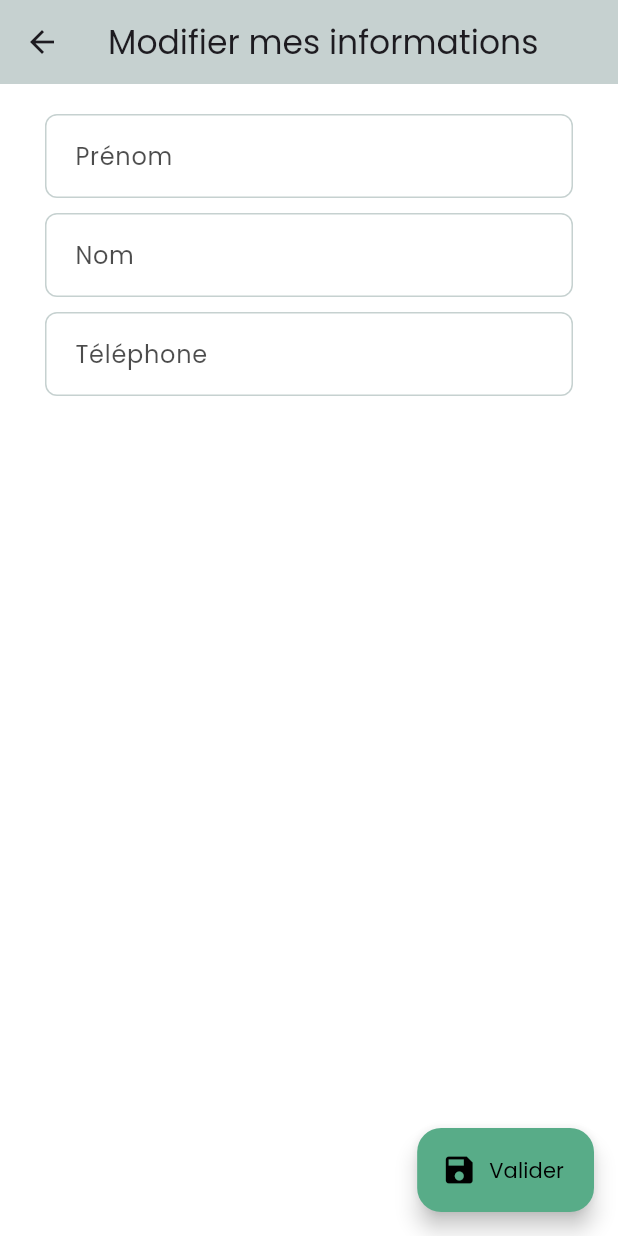
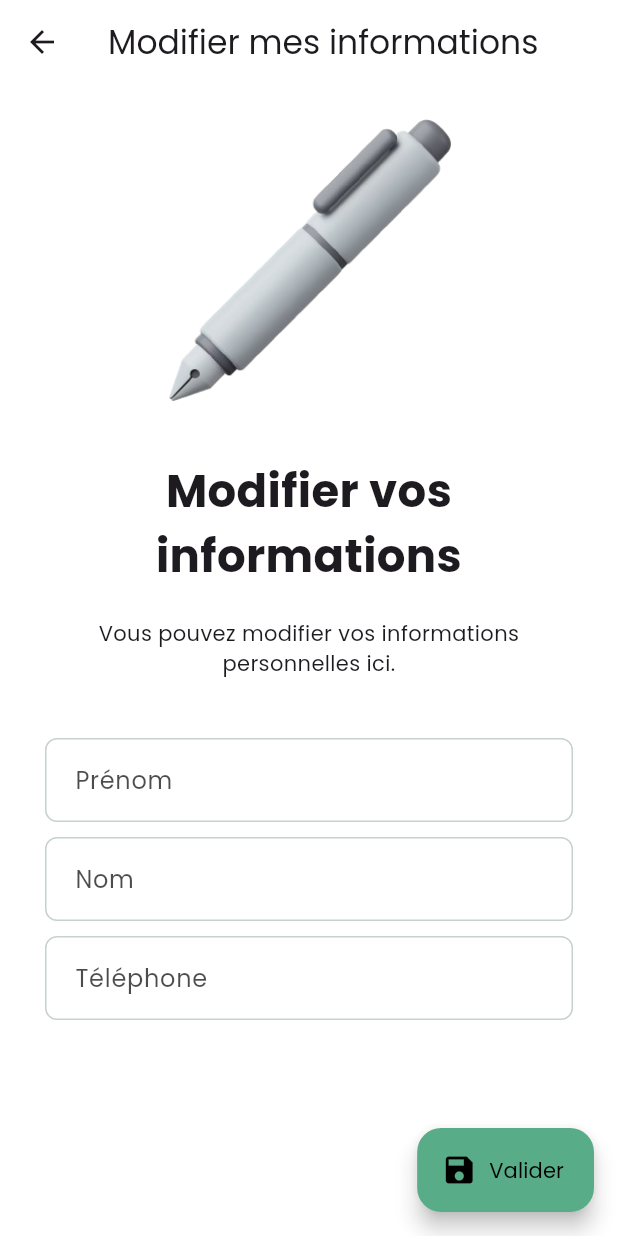
Before and after one commit to mael-grn/Projet-Picsou, a Flutter app: the EditPersonalDataView screen opened directly, on a phone screen of 412 x 824 dp. Run offline on Flutter 3.47's test engine with Material 3 defaults, Android fonts, the phone set to English and light mode, and no system bars; our stand-ins replace flutter_svg, loading_animation_widget, shared_preferences, shimmer; missing offline and left inert: restart_app; accounts and stored records are empty; network calls fail.

Commit message:
amelioration page d'edition d'infos perso

```diff
--- a/lib/views/edit_personal_data_view.dart
+++ b/lib/views/edit_personal_data_view.dart
@@ -38,17 +38,37 @@ class _EditPersonalDataViewState extends State<EditPersonalDataView>
 
     return Scaffold(
       appBar: AppBar(
+        elevation: 0,
+        scrolledUnderElevation: 10.0,
+
+        backgroundColor: backgroundColor,
         title: Text("Modifier mes informations"),
-        backgroundColor: backgroundVariantColor,
-        actions: [
-
-        ],
       ),
 
       body: Container(
-        padding: EdgeInsets.fromLTRB(30, 20, 30, 0),
+        padding: EdgeInsets.fromLTRB(30, 0, 30, 0),
         child: SingleChildScrollView(
-          child: Form(
+          child: Column(
+            children: [
+              SizedBox(height: 20),
+              Image.asset(
+                  height: 200,
+                  width: 200,
+                  "images/edit.png"
+              ),
+              SizedBox(height: 30),
+              Text(
+                textAlign: TextAlign.center,
+                style: TextStyle(fontSize: 30, fontWeight: FontWeight.bold),
+                "Modifier vos informations",
+              ),
+              SizedBox(height: 20),
+              Text(
+                  textAlign: TextAlign.center,
+                  "Vous pouvez modifier vos informations personnelles ici."
+              ),
+              SizedBox(height: 40),
+              Form(
                 key: widget._formKey,
                 child: Column(
                   crossAxisAlignment: CrossAxisAlignment.stretch,
@@ -73,6 +93,8 @@ class _EditPersonalDataViewState extends State<EditPersonalDataView>
                   ],
                 ),
               )
+            ],
+          )
         ),
       ),
 
```
Lines whose indentation alone changed are shown as unchanged.
